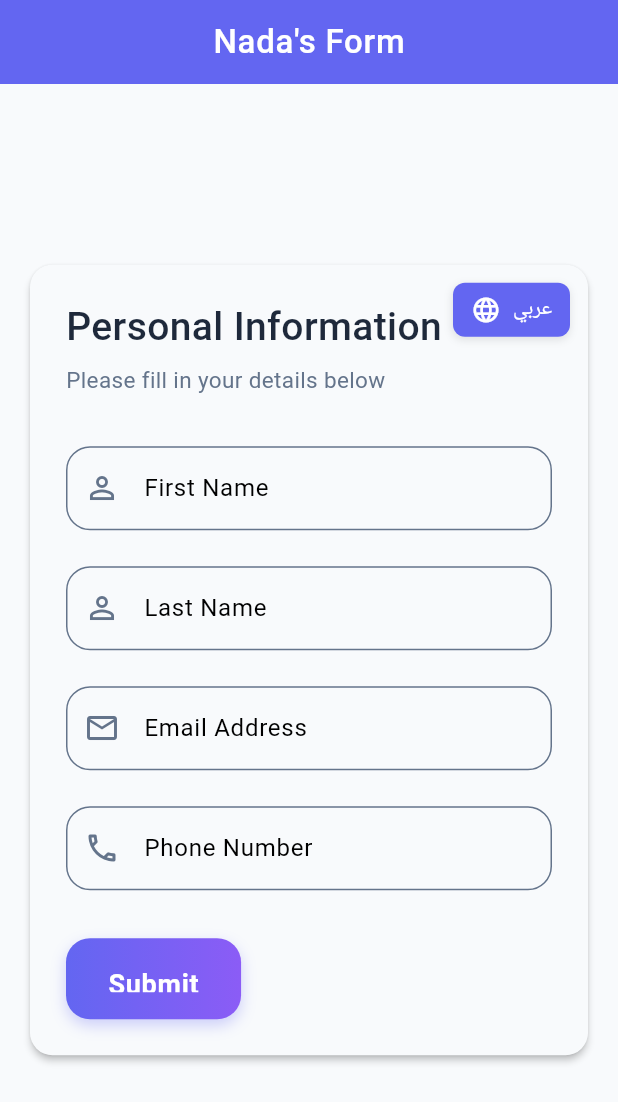
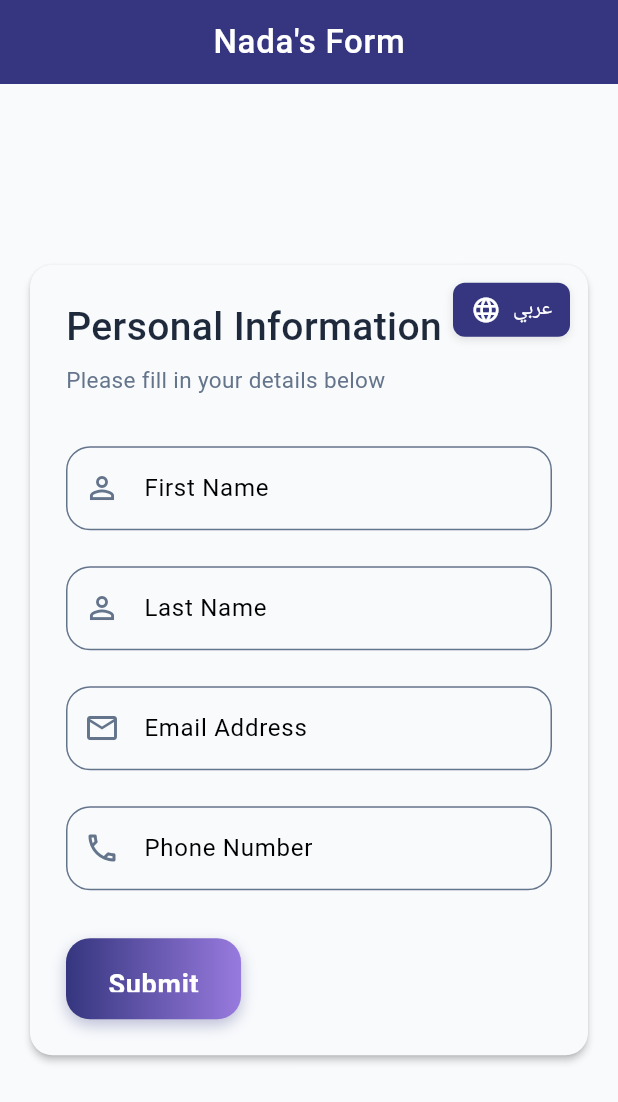
Before and after one commit to na58da/flutter_first_homework_nadaAldoubaie, a Flutter app: the screen it shows after launch, on a phone screen of 412 x 824 dp. Shown: the top 1102 px of the screen. Run offline on Flutter 3.47's test engine with Material 3 defaults, Android fonts, the phone set to English and light mode, and no system bars; Roboto replaces fonts that are missing (CustomFont).

Commit message:
first commit

```diff
--- a/lib/utils/nada_app_colors.dart
+++ b/lib/utils/nada_app_colors.dart
@@ -1,13 +1,13 @@
 import 'package:flutter/material.dart';
 
 class NadaAppColors {
-  static const nadaPrimary = Color(0xFF6366F1);
+  static const nadaPrimary = Color.fromARGB(255, 53, 54, 127);
   static const nadaBackground = Color(0xFFF8FAFC);
   static const nadaWhite = Colors.white;
   static const nadaTextPrimary = Color(0xFF1E293B);
   static const nadaTextSecondary = Color(0xFF64748B);
   static const nadaHover = Color(0xFF818CF8);
 
-  static const nadaGradientStart = Color(0xFF6366F1);
-  static const nadaGradientEnd = Color(0xFF8B5CF6);
+  static const nadaGradientStart = Color.fromARGB(255, 53, 54, 127);
+  static const nadaGradientEnd = Color.fromARGB(255, 152, 122, 222);
 }
```
